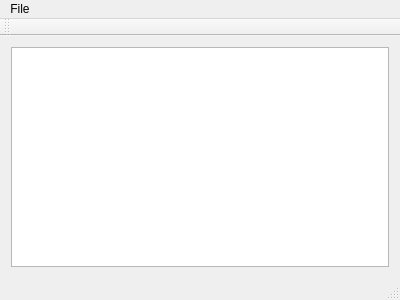
This is zenwriter.ui in StepanKuzmin/zenwriter as Qt 5 draws it before an edit. The edited form follows.
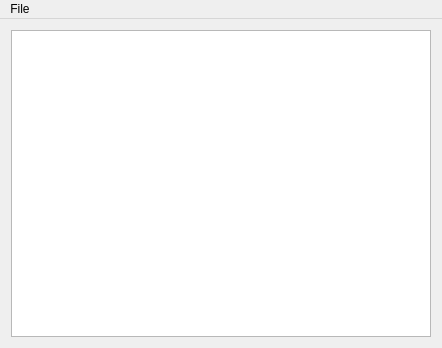
This is the edited form.

Commit message: MainToolBar and StatusBar removed. It is minimalistic editor, right?

What changed in the file:
```diff
--- a/zenwriter.ui
+++ b/zenwriter.ui
@@ -6,8 +6,8 @@
    <rect>
     <x>0</x>
     <y>0</y>
-    <width>400</width>
-    <height>300</height>
+    <width>442</width>
+    <height>348</height>
    </rect>
   </property>
   <property name="windowTitle">
@@ -25,7 +25,7 @@
     <rect>
      <x>0</x>
      <y>0</y>
-     <width>400</width>
+     <width>442</width>
      <height>23</height>
     </rect>
    </property>
@@ -39,15 +39,6 @@
    </widget>
    <addaction name="menu_File"/>
   </widget>
-  <widget class="QToolBar" name="mainToolBar">
-   <attribute name="toolBarArea">
-    <enum>TopToolBarArea</enum>
-   </attribute>
-   <attribute name="toolBarBreak">
-    <bool>false</bool>
-   </attribute>
-  </widget>
-  <widget class="QStatusBar" name="statusBar"/>
   <action name="actionSave">
    <property name="text">
     <string>Save</string>
```
